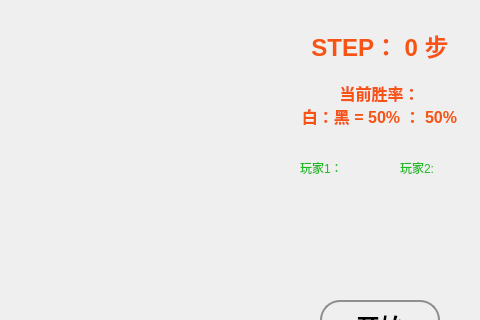
The window that RicardoGoBang/pvpwindow.ui (maplefan/RicardoGoBang) describes before a commit, drawn with Qt 5; both pictures show x 320 to 800 and y 0 to 320 of the 800 by 610 pixel window.
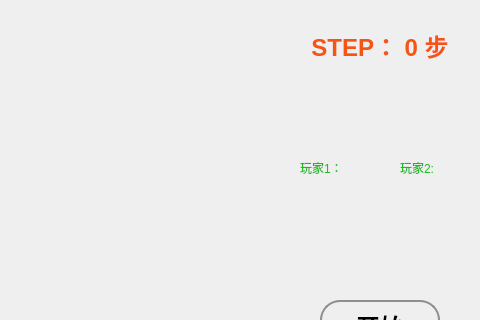
The same window after the commit.

```diff
--- a/RicardoGoBang/pvpwindow.ui
+++ b/RicardoGoBang/pvpwindow.ui
@@ -264,8 +264,7 @@
      <string notr="true">color:#f65314</string>
     </property>
     <property name="text">
-     <string>当前胜率：
-白：黑 = 50% ： 50%</string>
+     <string>&lt;html&gt;&lt;head/&gt;&lt;body&gt;&lt;p&gt;&lt;br/&gt;&lt;/p&gt;&lt;/body&gt;&lt;/html&gt;</string>
     </property>
     <property name="alignment">
      <set>Qt::AlignCenter</set>
```
